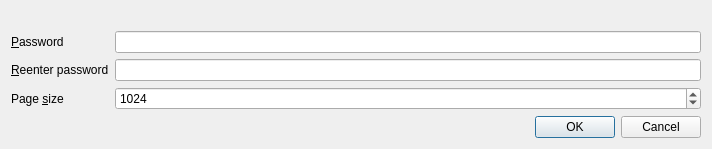
sqlitebrowser/sqlitebrowser, file src/CipherDialog.ui: the form before one commit.
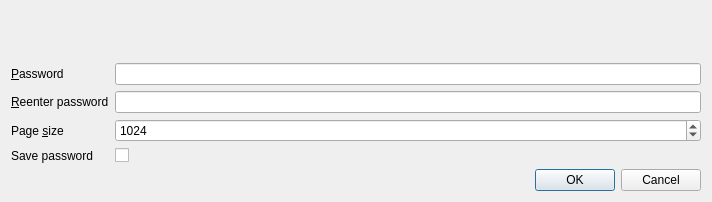
The form after the commit.

Commit message: Add option to automatically save password on database open

What changed in the file:
```diff
--- a/src/CipherDialog.ui
+++ b/src/CipherDialog.ui
@@ -7,7 +7,7 @@
     <x>0</x>
     <y>0</y>
     <width>712</width>
-    <height>147</height>
+    <height>202</height>
    </rect>
   </property>
   <property name="windowTitle">
@@ -79,6 +79,16 @@
        </property>
       </widget>
      </item>
+     <item row="3" column="0">
+      <widget class="QLabel" name="savePasswordLabel">
+       <property name="text">
+        <string>Save password</string>
+       </property>
+      </widget>
+     </item>
+     <item row="3" column="1">
+      <widget class="QCheckBox" name="savePasswordCheckBox"/>
+     </item>
     </layout>
    </item>
    <item>
```
The commit also changes 3 other files.
